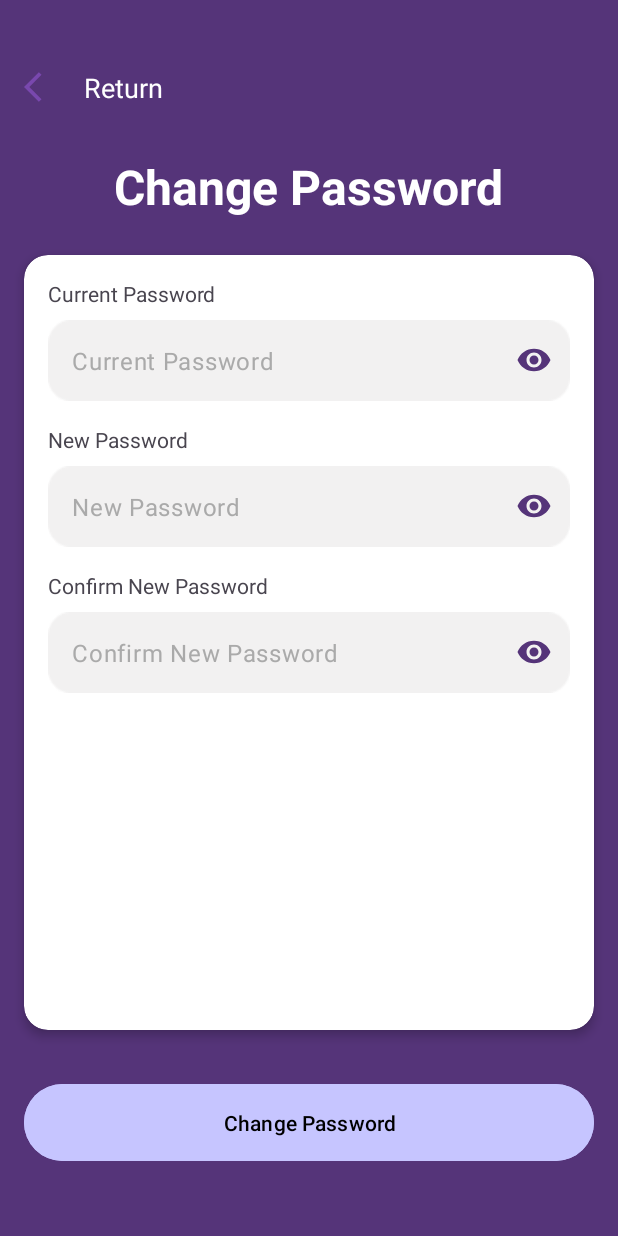
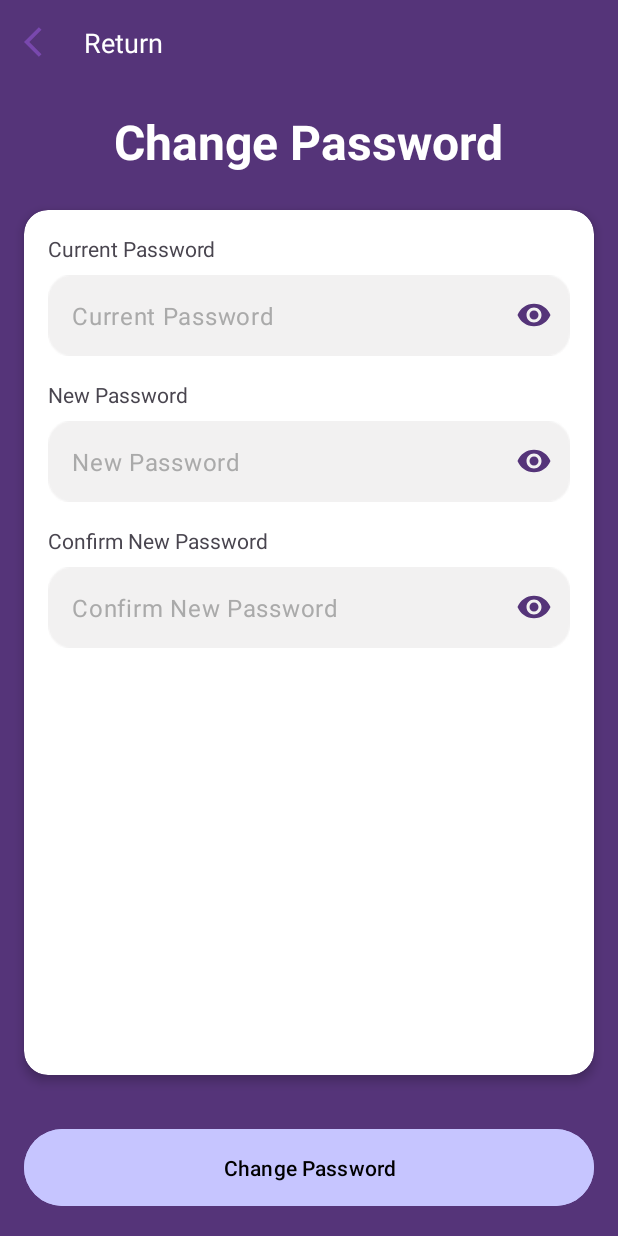
Before and after one commit to Xin-overclocked/SmartyPaws, an Android app: the ChangePasswordActivity screen opened directly, with no data from a screen before it, on a phone screen of 412 x 824 dp. Run offline under Robolectric (Android 15) with nearby library versions, the phone set to English and light mode, and no system bars; our stand-ins replace Firebase (no records; nobody signed in at launch, a user with empty details on screens opened directly).

Commit message:
Update activity_change_password.xml

```diff
--- a/app/src/main/res/layout/activity_change_password.xml
+++ b/app/src/main/res/layout/activity_change_password.xml
@@ -4,8 +4,6 @@
     android:layout_width="match_parent"
     android:layout_height="match_parent"
     android:orientation="vertical"
-    android:paddingTop="30dp"
-    android:paddingBottom="30dp"
     android:background="@color/dark_purple">
 
     <!-- Toolbar -->
```
